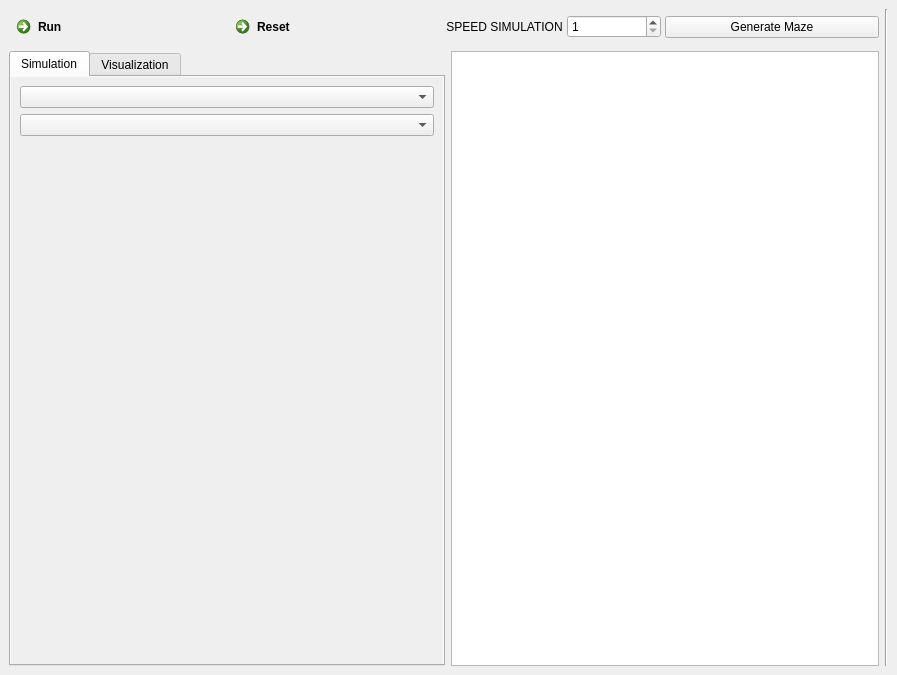
NathanTouboul/PathPlanning, file mainWindow.ui: the form before one commit.
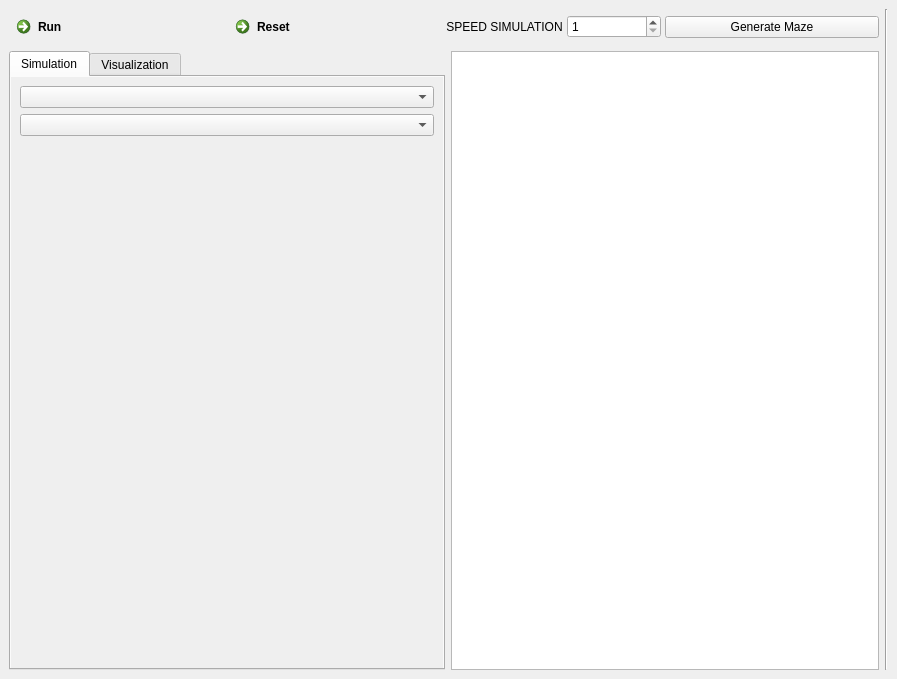
The form after the commit. The open tabs and pages were chosen to show the change. Custom widgets are drawn as their Qt base class.

Commit message: Adding line scatter series for the found path

```diff
--- a/mainWindow.ui
+++ b/mainWindow.ui
@@ -7,7 +7,7 @@
     <x>0</x>
     <y>0</y>
     <width>897</width>
-    <height>675</height>
+    <height>679</height>
    </rect>
   </property>
   <property name="windowTitle">
```
Left out of the diff: 2 changed lines with no effect on the pictures. The commit also changes 2 other files.
